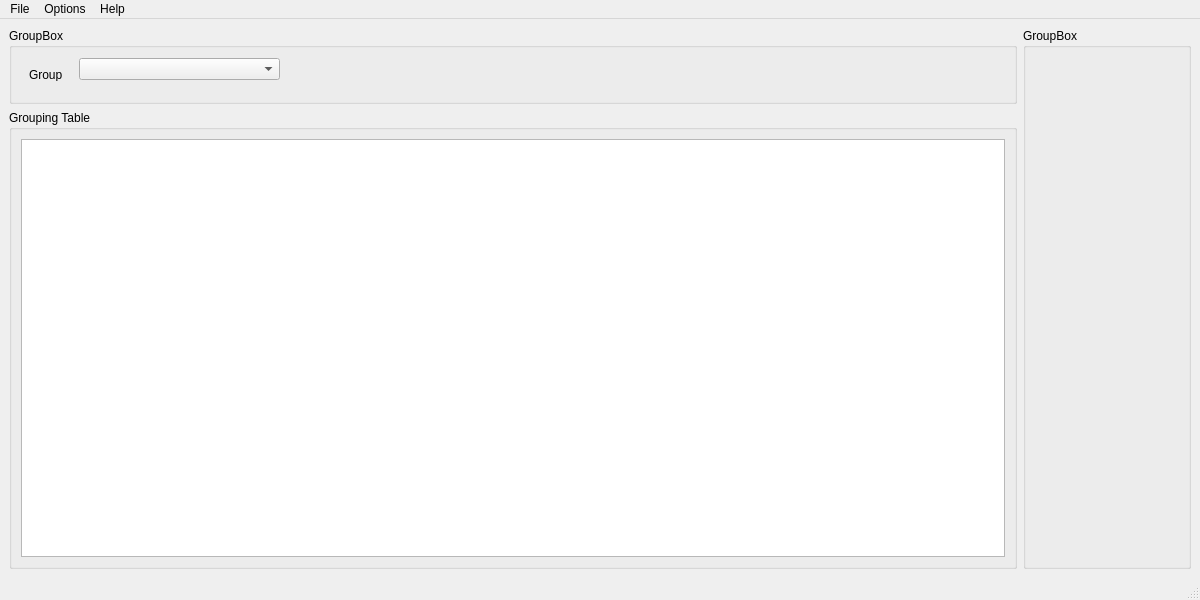
Before: the Qt Designer form Cube/UI/app_MainWindow.ui in Acbarakat/MtGCubeViz, drawn with Qt 5.
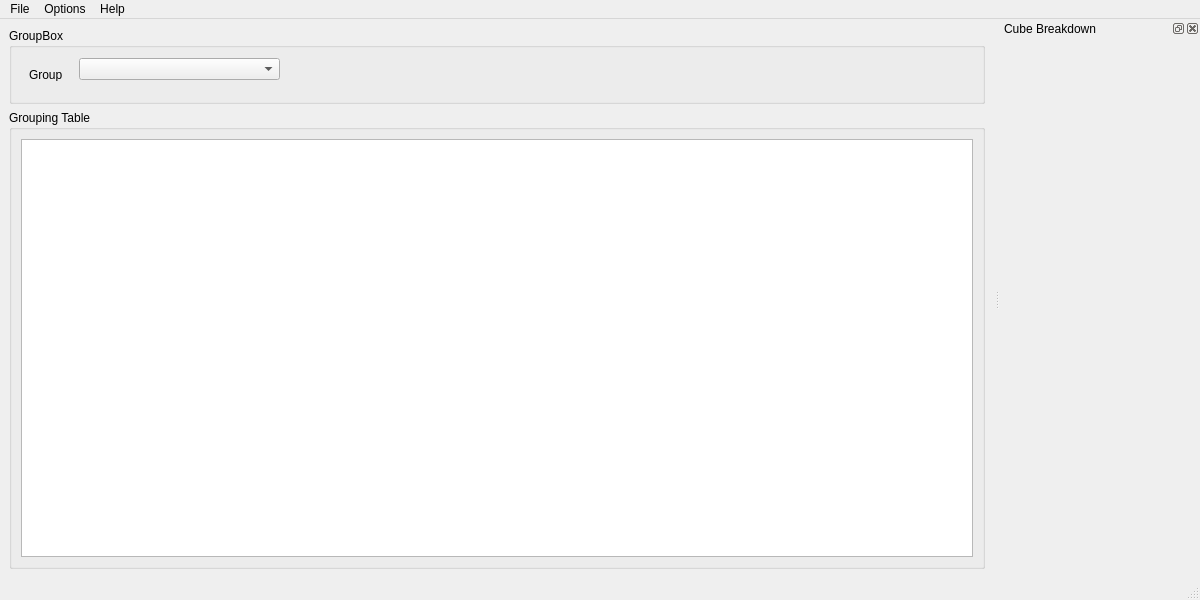
After: the same form once the commit is applied.

Diff of the .ui file:
```diff
--- a/Cube/UI/app_MainWindow.ui
+++ b/Cube/UI/app_MainWindow.ui
@@ -14,7 +14,7 @@
    <string>Cube Viewer</string>
   </property>
   <widget class="QWidget" name="centralwidget">
-   <layout class="QHBoxLayout" name="horizontalLayout" stretch="6,1">
+   <layout class="QHBoxLayout" name="horizontalLayout" stretch="6">
     <item>
      <layout class="QVBoxLayout" name="verticalLayout" stretch="1,6">
       <item>
@@ -61,13 +61,6 @@
       </item>
      </layout>
     </item>
-    <item>
-     <widget class="QGroupBox" name="groupBox">
-      <property name="title">
-       <string>GroupBox</string>
-      </property>
-     </widget>
-    </item>
    </layout>
   </widget>
   <widget class="QMenuBar" name="menubar">
@@ -130,6 +123,24 @@
    <addaction name="menuHelp"/>
   </widget>
   <widget class="QStatusBar" name="statusbar"/>
+  <widget class="QDockWidget" name="dockWidget_Breakdown">
+   <property name="minimumSize">
+    <size>
+     <width>200</width>
+     <height>38</height>
+    </size>
+   </property>
+   <property name="floating">
+    <bool>true</bool>
+   </property>
+   <property name="windowTitle">
+    <string>Cube Breakdown</string>
+   </property>
+   <attribute name="dockWidgetArea">
+    <number>2</number>
+   </attribute>
+   <widget class="QWidget" name="dockWidgetContents"/>
+  </widget>
   <action name="actionNew">
    <property name="enabled">
     <bool>false</bool>
```
